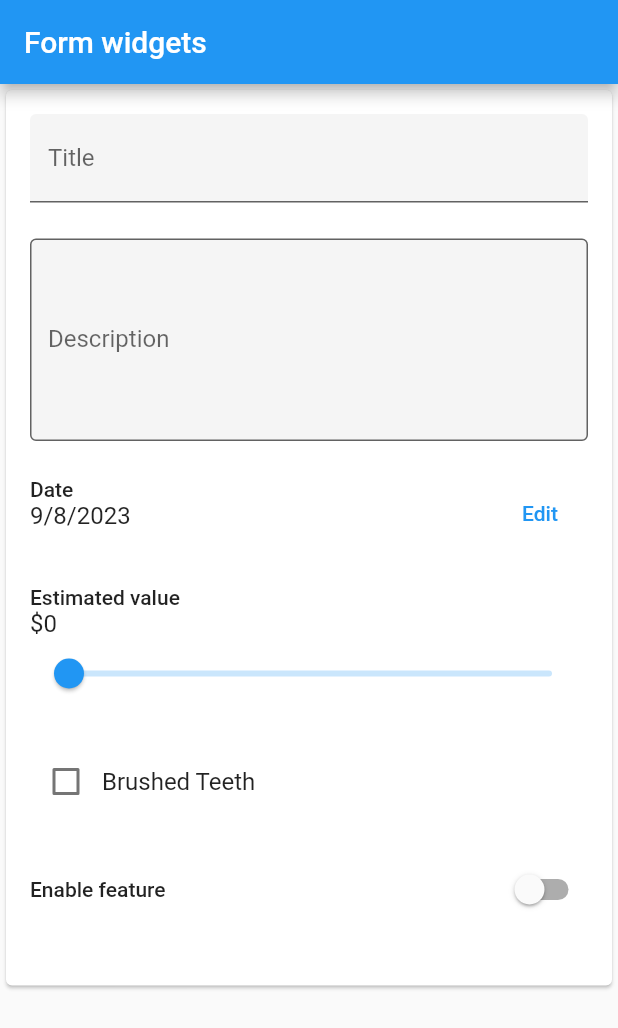
After one commit to AdminHarishyam/Flutter, a Flutter app: the FormWidgetsDemo screen opened directly, on a phone screen of 412 x 824 dp. The commit adds this screen. Shown: the top 1028 px of the screen. Run offline on Flutter 3.47's test engine with Material 2 defaults, Android fonts, the phone set to English and light mode, and no system bars; missing offline and left inert: dart:js.

Commit message:
form with screens and model

```diff
--- /dev/null
+++ b/lib/model/screen_args_box.dart
@@ -0,0 +1,6 @@
+class ScreenArgsBox {
+  final String title;
+  final String message;
+
+  ScreenArgsBox(this.title, this.message);
+}
--- /dev/null
+++ b/lib/screens/signup_form.dart
@@ -0,0 +1,215 @@
+import 'package:flutter/material.dart';
+import 'package:intl/intl.dart' as intl;
+
+
+void main() => runApp(MaterialApp(home: FormWidgetsDemo(),));
+
+class FormWidgetsDemo extends StatefulWidget {
+  const FormWidgetsDemo({super.key});
+
+  @override
+  State<FormWidgetsDemo> createState() => _FormWidgetsDemoState();
+}
+
+class _FormWidgetsDemoState extends State<FormWidgetsDemo> {
+  final _formKey = GlobalKey<FormState>();
+  String title = '';
+  String description = '';
+  DateTime date = DateTime.now();
+  double maxValue = 0;
+  bool? brushedTeeth = false;
+  bool enableFeature = false;
+
+  @override
+  Widget build(BuildContext context) {
+    return Scaffold(
+      appBar: AppBar(
+        title: const Text('Form widgets'),
+      ),
+      body: Form(
+        key: _formKey,
+        child: Scrollbar(
+          child: Align(
+            alignment: Alignment.topCenter,
+            child: Card(
+              child: SingleChildScrollView(
+                padding: const EdgeInsets.all(16),
+                child: ConstrainedBox(
+                  constraints: const BoxConstraints(maxWidth: 400),
+                  child: Column(
+                    mainAxisAlignment: MainAxisAlignment.center,
+                    crossAxisAlignment: CrossAxisAlignment.center,
+                    children: [
+                      ...[
+                        TextFormField(
+                          decoration: const InputDecoration(
+                            filled: true,
+                            hintText: 'Enter a title...',
+                            labelText: 'Title',
+                          ),
+                          onChanged: (value) {
+                            setState(() {
+                              title = value;
+                            });
+                          },
+                        ),
+                        TextFormField(
+                          decoration: const InputDecoration(
+                            border: OutlineInputBorder(),
+                            filled: true,
+                            hintText: 'Enter a description...',
+                            labelText: 'Description',
+                          ),
+                          onChanged: (value) {
+                            description = value;
+                          },
+                          maxLines: 5,
+                        ),
+                        _FormDatePicker(
+                          date: date,
+                          onChanged: (value) {
+                            setState(() {
+                              date = value;
+                            });
+                          },
+                        ),
+                        Column(
+                          mainAxisAlignment: MainAxisAlignment.start,
+                          crossAxisAlignment: CrossAxisAlignment.start,
+                          children: [
+                            Row(
+                              mainAxisAlignment: MainAxisAlignment.spaceBetween,
+                              children: [
+                                Text(
+                                  'Estimated value',
+                                  style: Theme.of(context).textTheme.bodyLarge,
+                                ),
+                              ],
+                            ),
+                            Text(
+                              intl.NumberFormat.currency(
+                                  symbol: "\$", decimalDigits: 0)
+                                  .format(maxValue),
+                              style: Theme.of(context).textTheme.titleMedium,
+                            ),
+                            Slider(
+                              min: 0,
+                              max: 500,
+                              divisions: 500,
+                              value: maxValue,
+                              onChanged: (value) {
+                                setState(() {
+                                  maxValue = value;
+                                });
+                              },
+                            ),
+                          ],
+                        ),
+                        Row(
+                          mainAxisAlignment: MainAxisAlignment.start,
+                          crossAxisAlignment: CrossAxisAlignment.center,
+                          children: [
+                            Checkbox(
+                              value: brushedTeeth,
+                              onChanged: (checked) {
+                                setState(() {
+                                  brushedTeeth = checked;
+                                });
+                              },
+                            ),
+                            Text('Brushed Teeth',
+                                style: Theme.of(context).textTheme.titleMedium),
+                          ],
+                        ),
+                        Row(
+                          mainAxisAlignment: MainAxisAlignment.spaceBetween,
+                          crossAxisAlignment: CrossAxisAlignment.center,
+                          children: [
+                            Text('Enable feature',
+                                style: Theme.of(context).textTheme.bodyLarge),
+                            Switch(
+                              value: enableFeature,
+                              onChanged: (enabled) {
+                                setState(() {
+                                  enableFeature = enabled;
+                                });
+                              },
+                            ),
+                          ],
+                        ),
+                      ].expand(
+                            (widget) => [
+                          widget,
+                          const SizedBox(
+                            height: 24,
+                          )
+                        ],
+                      )
+                    ],
+                  ),
+                ),
+              ),
+            ),
+          ),
+        ),
+      ),
+    );
+  }
+}
+
+class _FormDatePicker extends StatefulWidget {
+  final DateTime date;
+  final ValueChanged<DateTime> onChanged;
+
+  const _FormDatePicker({
+    required this.date,
+    required this.onChanged,
+  });
+
+  @override
+  State<_FormDatePicker> createState() => _FormDatePickerState();
+}
+
+class _FormDatePickerState extends State<_FormDatePicker> {
+  @override
+  Widget build(BuildContext context) {
+    return Row(
+      crossAxisAlignment: CrossAxisAlignment.start,
+      mainAxisAlignment: MainAxisAlignment.spaceBetween,
+      children: [
+        Column(
+          crossAxisAlignment: CrossAxisAlignment.start,
+          mainAxisAlignment: MainAxisAlignment.spaceAround,
+          children: [
+            Text(
+              'Date',
+              style: Theme.of(context).textTheme.bodyLarge,
+            ),
+            Text(
+              intl.DateFormat.yMd().format(widget.date),
+              style: Theme.of(context).textTheme.titleMedium,
+            ),
+          ],
+        ),
+        TextButton(
+          child: const Text('Edit'),
+          onPressed: () async {
+            var newDate = await showDatePicker(
+              context: context,
+              initialDate: widget.date,
+              firstDate: DateTime(1900),
+              lastDate: DateTime(2100),
+            );
+
+            // Don't change the date if the date picker returns null.
+            if (newDate == null) {
+              return;
+            }
+
+            widget.onChanged(newDate);
+          },
+        )
+      ],
+    );
+  }
+}
--- /dev/null
+++ b/lib/widgets/Navigator.dart
@@ -0,0 +1,180 @@
+import 'package:flutter/material.dart';
+
+void main() => runApp(const MyApp());
+
+class MyApp extends StatelessWidget {
+  const MyApp({super.key});
+
+  @override
+  Widget build(BuildContext context) {
+    return MaterialApp(
+      routes: {
+        ExtractArgumentsScreen.routeName: (context) =>
+        const ExtractArgumentsScreen(),
+      },
+      // Provide a function to handle named routes.
+      // Use this function to identify the named
+      // route being pushed, and create the correct
+      // Screen.
+      onGenerateRoute: (settings) {
+        // If you push the PassArguments route
+        if (settings.name == PassArgumentsScreen.routeName) {
+          // Cast the arguments to the correct
+          // type: ScreenArguments.
+          final args = settings.arguments as ScreenArguments;
+
+          // Then, extract the required data from
+          // the arguments and pass the data to the
+          // correct screen.
+          return MaterialPageRoute(
+            builder: (context) {
+              return PassArgumentsScreen(
+                title: args.title,
+                message: args.message,
+              );
+            },
+          );
+        }
+        // The code only supports
+        // PassArgumentsScreen.routeName right now.
+        // Other values need to be implemented if we
+        // add them. The assertion here will help remind
+        // us of that higher up in the call stack, since
+        // this assertion would otherwise fire somewhere
+        // in the framework.
+        assert(false, 'Need to implement ${settings.name}');
+        return null;
+      },
+      title: 'Navigation with Arguments',
+      home: const HomeScreen(),
+    );
+  }
+}
+
+class HomeScreen extends StatelessWidget {
+  const HomeScreen({super.key});
+
+  @override
+  Widget build(BuildContext context) {
+    return Scaffold(
+      appBar: AppBar(
+        title: const Text('Home Screen'),
+      ),
+      body: Center(
+        child: Column(
+          mainAxisAlignment: MainAxisAlignment.center,
+          children: [
+            // A button that navigates to a named route.
+            // The named route extracts the arguments
+            // by itself.
+            ElevatedButton(
+              onPressed: () {
+                // When the user taps the button,
+                // navigate to a named route and
+                // provide the arguments as an optional
+                // parameter.
+                Navigator.pushNamed(
+                  context,
+                  ExtractArgumentsScreen.routeName,
+                  arguments: ScreenArguments(
+                    'Extract Arguments Screen',
+                    'This message is extracted in the build method.',
+                  ),
+                );
+              },
+              child: const Text('Navigate to screen that extracts arguments'),
+            ),
+            // A button that navigates to a named route.
+            // For this route, extract the arguments in
+            // the onGenerateRoute function and pass them
+            // to the screen.
+            ElevatedButton(
+              onPressed: () {
+                // When the user taps the button, navigate
+                // to a named route and provide the arguments
+                // as an optional parameter.
+                Navigator.pushNamed(
+                  context,
+                  PassArgumentsScreen.routeName,
+                  arguments: ScreenArguments(
+                    'Accept Arguments Screen',
+                    'This message is extracted in the onGenerateRoute '
+                        'function.',
+                  ),
+                );
+              },
+              child: const Text('Navigate to a named that accepts arguments'),
+            ),
+          ],
+        ),
+      ),
+    );
+  }
+}
+
+// A Widget that extracts the necessary arguments from
+// the ModalRoute.
+class ExtractArgumentsScreen extends StatelessWidget {
+  const ExtractArgumentsScreen({super.key});
+
+  static const routeName = '/extractArguments';
+
+  @override
+  Widget build(BuildContext context) {
+    // Extract the arguments from the current ModalRoute
+    // settings and cast them as ScreenArguments.
+    final args = ModalRoute.of(context)!.settings.arguments as ScreenArguments;
+
+    return Scaffold(
+      appBar: AppBar(
+        title: Text(args.title),
+      ),
+      body: Center(
+        child: Text(args.message),
+      ),
+    );
+  }
+}
+
+// A Widget that accepts the necessary arguments via the
+// constructor.
+class PassArgumentsScreen extends StatelessWidget {
+  static const routeName = '/passArguments';
+
+  final String title;
+  final String message;
+
+  // This Widget accepts the arguments as constructor
+  // parameters. It does not extract the arguments from
+  // the ModalRoute.
+  //
+  // The arguments are extracted by the onGenerateRoute
+  // function provided to the MaterialApp widget.
+  const PassArgumentsScreen({
+    super.key,
+    required this.title,
+    required this.message,
+  });
+
+  @override
+  Widget build(BuildContext context) {
+    return Scaffold(
+      appBar: AppBar(
+        title: Text(title),
+      ),
+      body: Center(
+        child: Text(message),
+      ),
+    );
+  }
+}
+
+// You can pass any object to the arguments parameter.
+// In this example, create a class that contains both
+// a customizable title and message.
+class ScreenArguments {
+  final String title;
+  final String message;
+
+  ScreenArguments(this.title, this.message);
+}
--- a/lib/widgets/list_view.dart
+++ b/lib/widgets/list_view.dart
@@ -13,7 +13,10 @@ class ListApp extends StatelessWidget {
         children: [
           ListTile(leading: Icon(Icons.map),title: Text('Map'),),
           ListTile(leading: Icon(Icons.access_alarm),title: Text('Alarm'),),
-
+          // ListApp().buttonSection(
+          //   FloatingActionButton(
+          //       onPressed: Text('Welcome'),),
+          // )
         ],
       ),
     );
--- a/pubspec.yaml
+++ b/pubspec.yaml
@@ -39,6 +39,7 @@ dependencies:
 dev_dependencies:
   flutter_test:
     sdk: flutter
+  intl: ^0.18.0
 
   # The "flutter_lints" package below contains a set of recommended lints to
   # encourage good coding practices. The lint set provided by the package is
```
Also changed, not shown: lib/screens/Navigation/first_route.dart (added, +34 -0 lines), lib/screens/details_screen.dart (added, +14 -0 lines), lib/screens/extract_args_screen.dart (added, +22 -0 lines), lib/screens/first_route.dart (added, +26 -0 lines), lib/screens/home_screen.dart (added, +33 -0 lines), lib/screens/main_screen.dart (added, +24 -0 lines), lib/screens/second_route.dart (added, +18 -0 lines), lib/widgets/Override_and_super.dart (added, +33 -0 lines), pubspec.lock.
